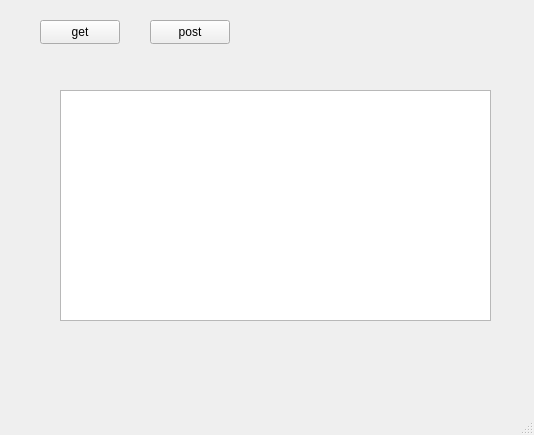
Old version of the form REST_API/mainwindow.ui in the repository darkkeri/Bank-automat.
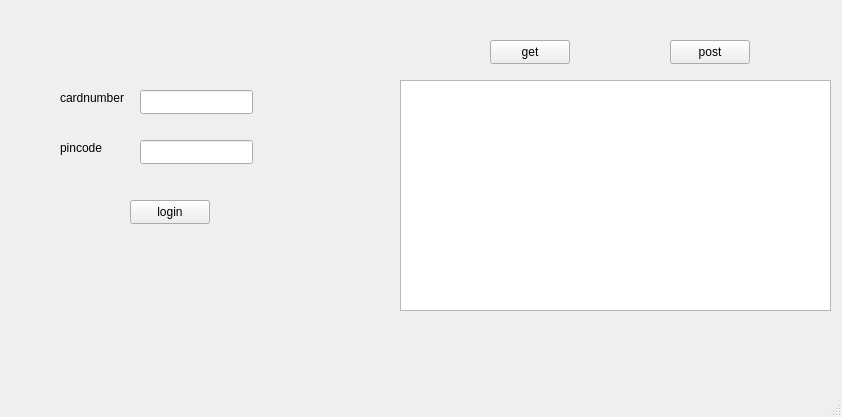
New version of the form.

```diff
--- a/REST_API/mainwindow.ui
+++ b/REST_API/mainwindow.ui
@@ -6,8 +6,8 @@
    <rect>
     <x>0</x>
     <y>0</y>
-    <width>534</width>
-    <height>435</height>
+    <width>842</width>
+    <height>417</height>
    </rect>
   </property>
   <property name="windowTitle">
@@ -17,8 +17,8 @@
    <widget class="QPushButton" name="btnGet">
     <property name="geometry">
      <rect>
-      <x>40</x>
-      <y>20</y>
+      <x>490</x>
+      <y>40</y>
       <width>80</width>
       <height>24</height>
      </rect>
@@ -30,8 +30,8 @@
    <widget class="QPushButton" name="btnPost">
     <property name="geometry">
      <rect>
-      <x>150</x>
-      <y>20</y>
+      <x>670</x>
+      <y>40</y>
       <width>80</width>
       <height>24</height>
      </rect>
@@ -43,13 +43,72 @@
    <widget class="QTextEdit" name="textEdit">
     <property name="geometry">
      <rect>
-      <x>60</x>
-      <y>90</y>
+      <x>400</x>
+      <y>80</y>
       <width>431</width>
       <height>231</height>
      </rect>
     </property>
    </widget>
+   <widget class="QLabel" name="label">
+    <property name="geometry">
+     <rect>
+      <x>60</x>
+      <y>90</y>
+      <width>71</width>
+      <height>16</height>
+     </rect>
+    </property>
+    <property name="text">
+     <string>cardnumber</string>
+    </property>
+   </widget>
+   <widget class="QLabel" name="label_2">
+    <property name="geometry">
+     <rect>
+      <x>60</x>
+      <y>140</y>
+      <width>49</width>
+      <height>16</height>
+     </rect>
+    </property>
+    <property name="text">
+     <string>pincode</string>
+    </property>
+   </widget>
+   <widget class="QLineEdit" name="cardnumberLineEdit">
+    <property name="geometry">
+     <rect>
+      <x>140</x>
+      <y>90</y>
+      <width>113</width>
+      <height>24</height>
+     </rect>
+    </property>
+   </widget>
+   <widget class="QLineEdit" name="pincodeLineEdit">
+    <property name="geometry">
+     <rect>
+      <x>140</x>
+      <y>140</y>
+      <width>113</width>
+      <height>24</height>
+     </rect>
+    </property>
+   </widget>
+   <widget class="QPushButton" name="BtnLogin">
+    <property name="geometry">
+     <rect>
+      <x>130</x>
+      <y>200</y>
+      <width>80</width>
+      <height>24</height>
+     </rect>
+    </property>
+    <property name="text">
+     <string>login</string>
+    </property>
+   </widget>
   </widget>
   <widget class="QMenuBar" name="menubar">
    <property name="geometry">
```
Left out of the diff: 4 changed lines with no effect on the pictures.
